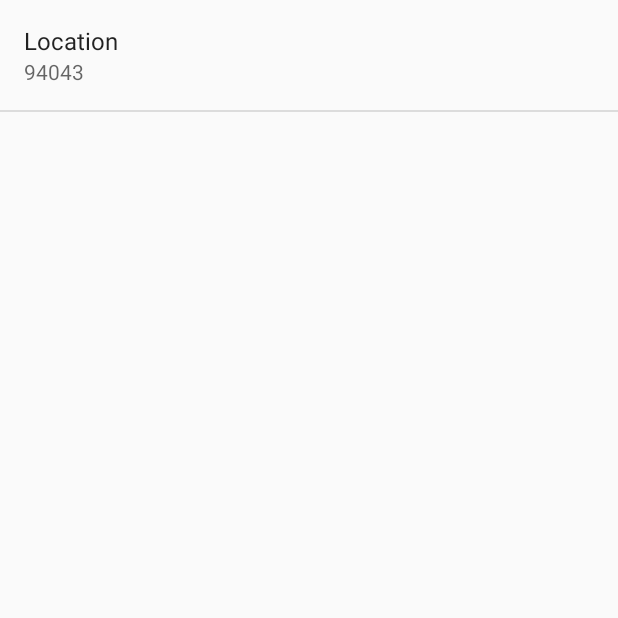
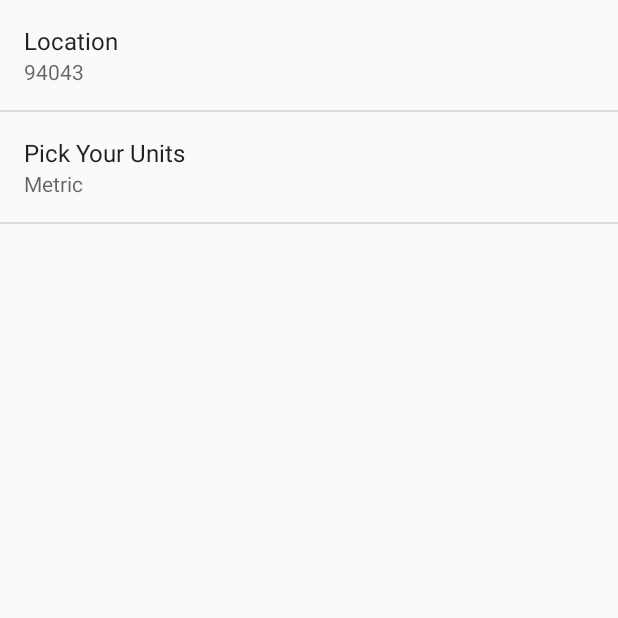
Before and after one commit to rahul09m/Sunshine, an Android app: the SettingsActivity screen opened directly, with no data from a screen before it, on a phone screen of 412 x 824 dp, the top half of it. Run offline under Robolectric (Android 15) with nearby library versions, the phone set to English and light mode, and no system bars.

Commit message:
Added Units Preference

```diff
--- a/app/src/main/java/com/example/android/sunshine/SettingsActivity.java
+++ b/app/src/main/java/com/example/android/sunshine/SettingsActivity.java
@@ -31,6 +31,7 @@ public class SettingsActivity extends PreferenceActivity implements Preference.O
         // updated when the preference changes.
         // TODO: Add preferences
         bindPreferenceSummaryToValue(findPreference(getString(R.string.pref_location_key)));
+        bindPreferenceSummaryToValue(findPreference(getString(R.string.pref_units_key)));
     }
 
     /**
--- /dev/null
+++ b/app/src/main/res/values/arrays.xml
@@ -0,0 +1,12 @@
+<?xml version="1.0" encoding="utf-8"?>
+<resources>
+
+    <string-array name="pref_units_options">
+        <item>@string/pref_units_label_metric</item>
+        <item>@string/pref_units_label_imperial</item>
+    </string-array>
+    <string-array name="pref_units_values">
+        <item>@string/pref_units_metric</item>
+        <item>@string/pref_units_imperial</item>
+    </string-array>
+</resources>
--- a/app/src/main/res/values/strings.xml
+++ b/app/src/main/res/values/strings.xml
@@ -8,4 +8,12 @@
     <string name="pref_location_label">Location</string>
     <string name="pref_location_key" translatable="false">location</string>
     <string name="pref_location_default" translatable="false">94043</string>
+    <string name="pref_units_key">units</string>
+    <string name="pref_units_label">Pick Your Units</string>
+    <string name="pref_unit_value">metric</string>
+    <string name="pref_units_label_metric">Metric</string>
+    <string name="pref_units_label_imperial">Imperial</string>
+    <string name="pref_units_metric" translatable="false">metric</string>
+    <string name="pref_units_imperial" translatable="false">imperial</string>
+
 </resources>
--- a/app/src/main/res/xml/pref_general.xml
+++ b/app/src/main/res/xml/pref_general.xml
@@ -9,4 +9,11 @@
             android:inputType="text"
             android:singleLine="true" />
 
+    <ListPreference
+        android:title="@string/pref_units_label"
+        android:key="@string/pref_units_key"
+        android:defaultValue="@string/pref_unit_value"
+        android:entryValues="@array/pref_units_values"
+        android:entries="@array/pref_units_options"/>
+
     </PreferenceScreen>
```
Also changed, not shown: app/src/main/java/com/example/android/sunshine/ForecastFragment.java (+15 -2 lines).
